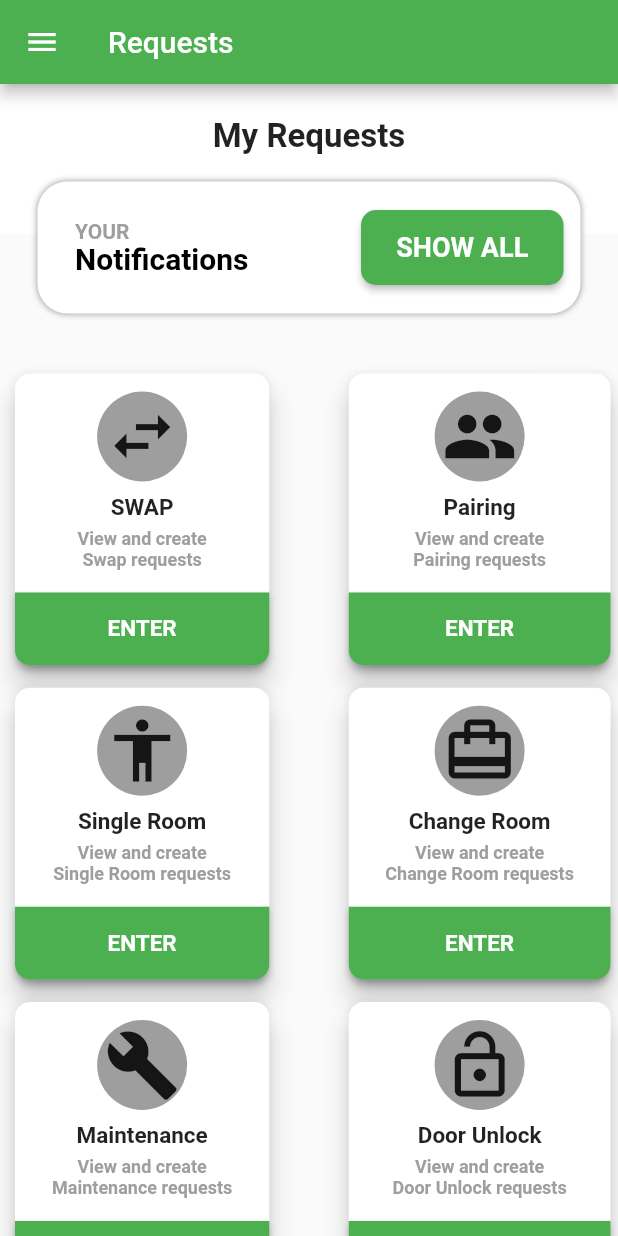
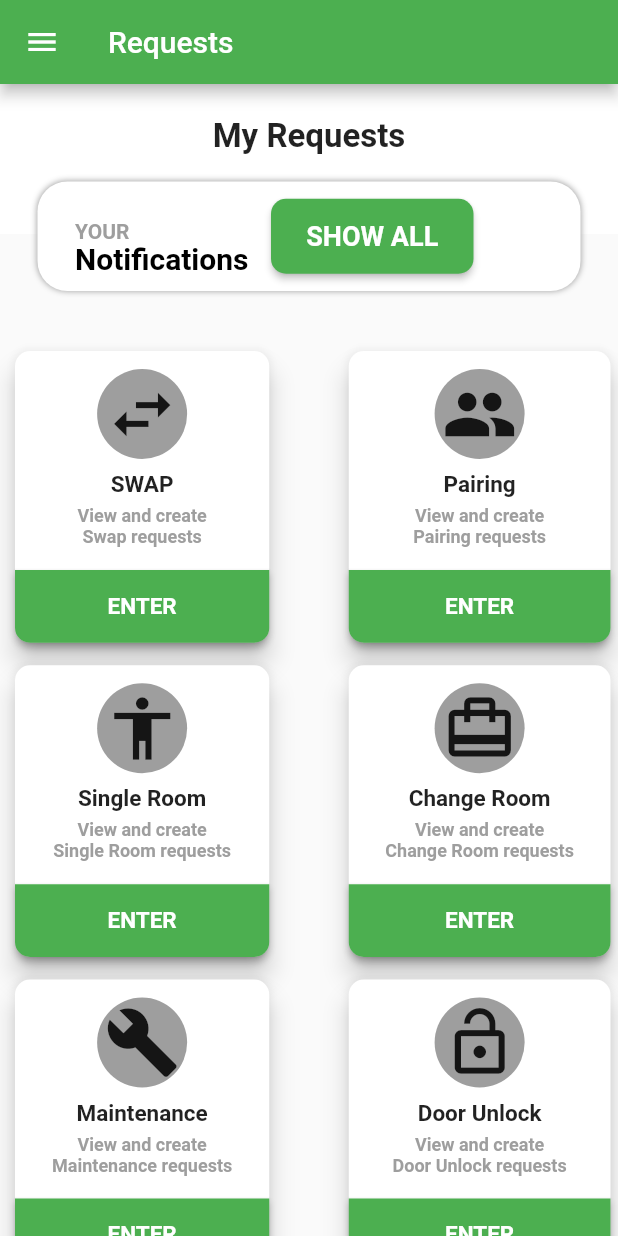
Before and after one commit to AbdulazizSaud94/swe418, a Flutter app: the RequestsPage screen opened by its route, on a phone screen of 412 x 824 dp. Run offline on Flutter 3.47's test engine with Material 2 defaults, Android fonts, the phone set to English and light mode, and no system bars; our stand-ins replace cloud_firestore, firebase_auth, firebase_messaging, firebase_storage, font_awesome_flutter, image_picker; missing offline and left inert: map_view; accounts and stored records are empty; network calls fail; statements that could not run were skipped.

Commit message:
fix some errors and colors of some appbars

```diff
--- a/lib/Screens/Student/ProfilePage.dart
+++ b/lib/Screens/Student/ProfilePage.dart
@@ -57,7 +57,6 @@ class ProfilePageState extends State<ProfilePage> {
         title: new Text(
           'Profile',
         ),
-        backgroundColor: Colors.green,
       ),
       body: new FutureBuilder<DocumentSnapshot>(
           future: Firestore.instance.collection('Users').document(uid).get(),
--- a/lib/Screens/Student/RequestsPage.dart
+++ b/lib/Screens/Student/RequestsPage.dart
@@ -65,7 +65,7 @@ class RequestsPageState extends State<RequestsPage> {
                           ),
                         ),
                         Container(
-                          padding: EdgeInsets.fromLTRB(25.0, 40.0, 5.0, 25.0),
+                          padding: EdgeInsets.fromLTRB(25.0, 40.0, 5.0, 10.0),
                           child: Text(
                             'Notifications',
                             style: TextStyle(
@@ -77,7 +77,7 @@ class RequestsPageState extends State<RequestsPage> {
                         ),
                       ],
                     ),
-                    SizedBox(width: 70.0),
+                    SizedBox(width: 10.0),
                     Container(
                       height: 50.0,
                       width: 135.0,
--- a/lib/Screens/Student/RoomContract.dart
+++ b/lib/Screens/Student/RoomContract.dart
@@ -76,7 +76,6 @@ class RoomContractState extends State<RoomContract> {
         title: new Text(
           'My Room Contract',
         ),
-        backgroundColor: Colors.lightGreen.withOpacity(0.8),
       ),
       body: new StreamBuilder<QuerySnapshot>(
           stream: Firestore.instance
--- a/lib/Screens/Student/posts.dart
+++ b/lib/Screens/Student/posts.dart
@@ -46,7 +46,6 @@ class _NewCommentPage extends State<NewCommentPage> {
           title: new Text(
             'New Post',
           ),
-          backgroundColor: Colors.lightGreen.withOpacity(0.8),
         ),
         body: ListView(
           children: <Widget>[
@@ -189,7 +188,6 @@ class _Comments extends State<Comments> {
         title: new Text(
           'Comments',
         ),
-        backgroundColor: Colors.lightGreen.withOpacity(0.8),
       ),
 
       body: getAllPosts(),
@@ -308,7 +306,6 @@ class _MyPost extends State<MyPost> {
         title: new Text(
           'My Posts',
         ),
-        backgroundColor: Colors.lightGreen.withOpacity(0.8),
       ),
       body: getAllPosts()
     );
@@ -355,7 +352,6 @@ class _NewPost extends State<NewPost> {
           title: new Text(
             'New Post',
           ),
-          backgroundColor: Colors.lightGreen.withOpacity(0.8),
         ),
         body: ListView(
           children: <Widget>[
@@ -486,7 +482,6 @@ class _PostPage extends State<PostPage> {
         title: new Text(
           'Posts',
         ),
-        backgroundColor: Colors.lightGreen.withOpacity(0.8),
       ),
       body: getAllPosts(),
       floatingActionButtonLocation: FloatingActionButtonLocation.centerDocked,
```
